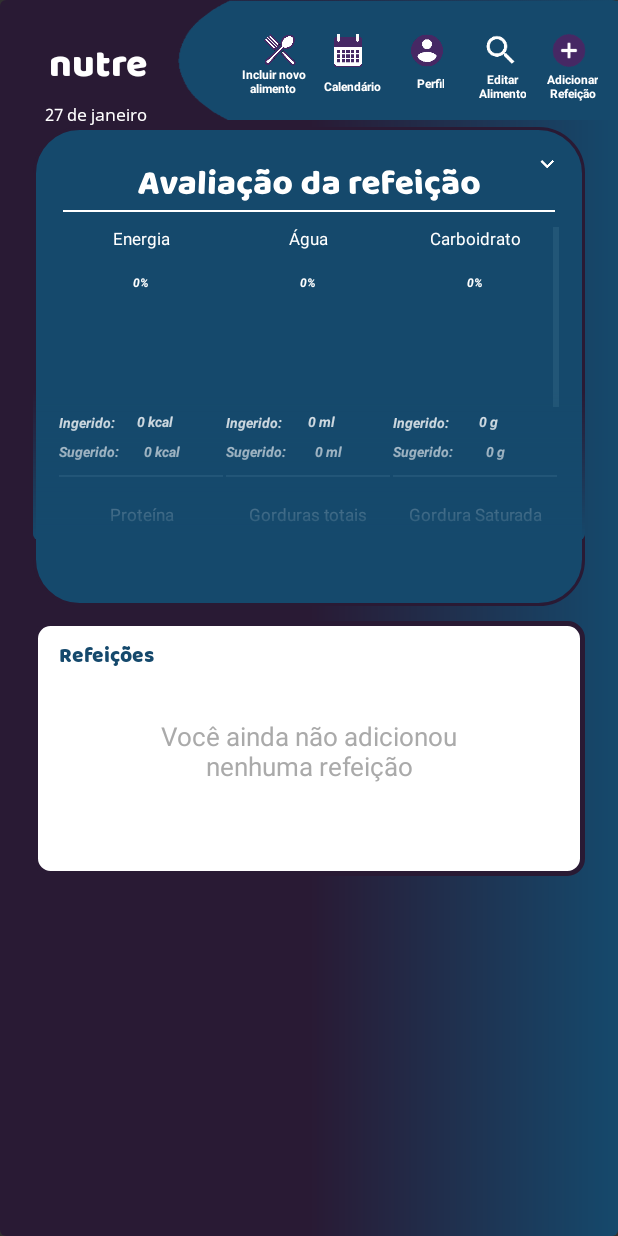
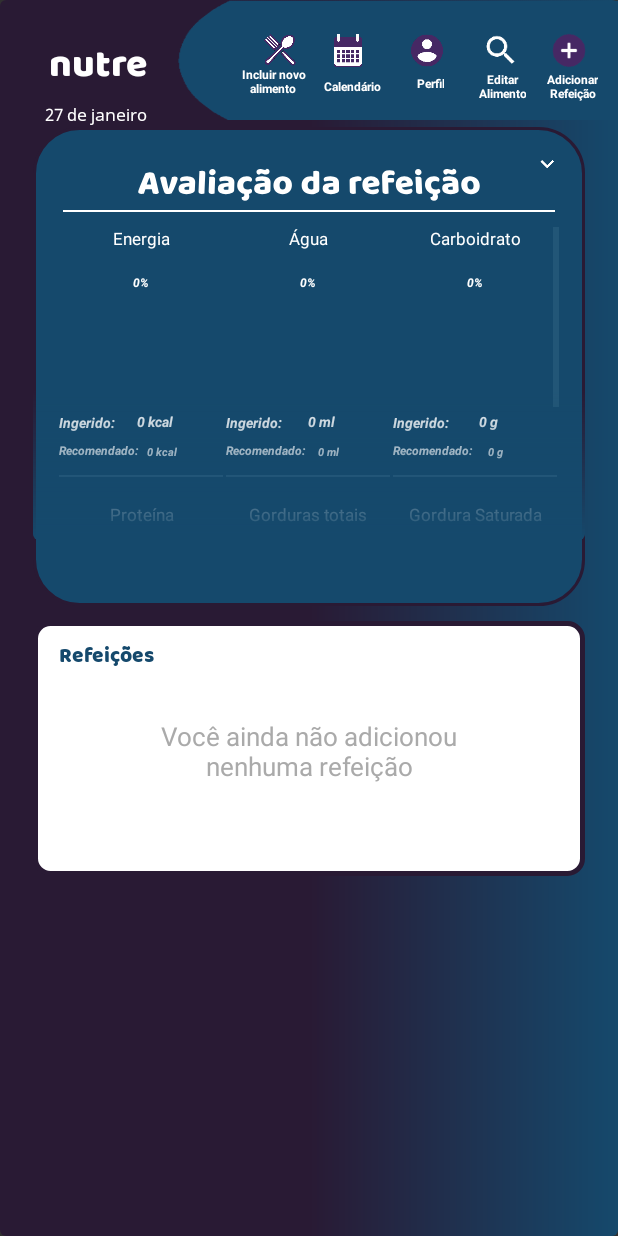
Before and after one commit to almeida1492/nutre, an Android app: the MainActivity screen opened directly, with no data from a screen before it, on a phone screen of 412 x 824 dp. Run offline under Robolectric (Android 15) with nearby library versions, the phone set to English and light mode, and no system bars; our stand-ins replace Room's generated code; libraries missing offline, so code that uses them is left out: android.arch.persistence; Roboto replaces fonts that are not available here.

Commit message:
Correções

```diff
--- a/app/src/main/java/app/example/henriqueribeirodealmeida/nutre/Adapters/SummaryAdapter.java
+++ b/app/src/main/java/app/example/henriqueribeirodealmeida/nutre/Adapters/SummaryAdapter.java
@@ -10,11 +10,11 @@ import android.widget.ArrayAdapter;
 import android.widget.ImageView;
 import android.widget.TextView;
 
-import app.example.henriqueribeirodealmeida.nutre.Entities.DailyMeal;
-import app.example.henriqueribeirodealmeida.nutre.Entities.Nutrient;
 import com.example.henriqueribeirodealmeida.nutre.R;
 
 import java.util.ArrayList;
+
+import app.example.henriqueribeirodealmeida.nutre.Entities.Nutrient;
 
 public class SummaryAdapter extends ArrayAdapter<Nutrient>{
 
@@ -46,7 +46,7 @@ public class SummaryAdapter extends ArrayAdapter<Nutrient>{
         valueView2.setText("Ingerido:");
 
         TextView suggestedValueview2 = itemView.findViewById(R.id.suggested_value2);
-        suggestedValueview2.setText("Sugerido:");
+        suggestedValueview2.setText("Recomendado:");
 
         ImageView human = itemView.findViewById(R.id.silhueta);
         human.setImageResource(nutrient.getHuman());
--- a/app/src/main/java/app/example/henriqueribeirodealmeida/nutre/MainActivity.java
+++ b/app/src/main/java/app/example/henriqueribeirodealmeida/nutre/MainActivity.java
@@ -106,8 +106,7 @@ public class  MainActivity extends AppCompatActivity {
             tempCalendarDate = year +"-"+month+"-"+day;
 
         formattedDate = Helpers.formatDate(tempCalendarDate + date.substring(10, 25), false);
-        System.out.println(month);
-        //Recebendo o dia escolhido no calendario
+
         final String CalendarDate = tempCalendarDate;
         summaryHeader.setText(formattedDate);
 
@@ -244,7 +243,6 @@ public class  MainActivity extends AppCompatActivity {
                         for (Meal meal : liveMeals) {
                             float quantity = mealQuantity.get(meal.getId());
 
-                          //  System.out.println(quantity);
 
                                 energy += meal.getEnergy() * meal.getUnityMultiplier() * quantity / 100;
                                 carbohydrate += meal.getCarbohydrate() * meal.getUnityMultiplier() * quantity / 100;
@@ -358,7 +356,7 @@ public class  MainActivity extends AppCompatActivity {
 
         summaryItems.get(2).setName("Carboidrato");
         summaryItems.get(2).setValue((int) summaryValues.getCarbohydrate());
-        summaryItems.get(2).setSuggestedValue((int) ((helper * 0.65)/4));
+        summaryItems.get(2).setSuggestedValue((int) ((helper * 0.60)/4));
         summaryItems.get(2).setMeasure(" g");
 
         summaryItems.get(3).setName("Proteína");
@@ -368,7 +366,7 @@ public class  MainActivity extends AppCompatActivity {
 
         summaryItems.get(4).setName("Gorduras totais");
         summaryItems.get(4).setValue((int) summaryValues.getTotalFat());
-        summaryItems.get(4).setSuggestedValue((int) ((helper * 0.225)/9));
+        summaryItems.get(4).setSuggestedValue((int) ((helper - (summaryItems.get(3).getSuggestedValue() * 4) - (summaryItems.get(2).getSuggestedValue() * 4))/9));
         summaryItems.get(4).setMeasure(" g");
 
         summaryItems.get(5).setName("Gordura Saturada");
@@ -403,7 +401,7 @@ public class  MainActivity extends AppCompatActivity {
 
         summaryItems.get(11).setName("Vitamina A");
         summaryItems.get(11).setValue((int) summaryValues.getVitaminA());
-        summaryItems.get(11).setSuggestedValue(600);
+        summaryItems.get(11).setSuggestedValue(800);
         summaryItems.get(11).setMeasure(" µg");
 
         summaryItems.get(12).setName("Potássio");
@@ -413,7 +411,7 @@ public class  MainActivity extends AppCompatActivity {
 
         summaryItems.get(13).setName("Magnésio");
         summaryItems.get(13).setValue((int) summaryValues.getMagnesium());
-        summaryItems.get(13).setSuggestedValue(260);
+        summaryItems.get(13).setSuggestedValue(420);
         summaryItems.get(13).setMeasure(" mg");
 
         summaryItems.get(14).setName("Tiamina");
@@ -423,12 +421,12 @@ public class  MainActivity extends AppCompatActivity {
 
         summaryItems.get(15).setName("Riboflavina");
         summaryItems.get(15).setValue((int) summaryValues.getRiboflavin());
-        summaryItems.get(15).setSuggestedValue(1.3);
+        summaryItems.get(15).setSuggestedValue(1.2);
         summaryItems.get(15).setMeasure(" mg");
 
         summaryItems.get(16).setName("Niacina");
         summaryItems.get(16).setValue((int) summaryValues.getThiamine());
-        summaryItems.get(16).setSuggestedValue(16);
+        summaryItems.get(16).setSuggestedValue(15);
         summaryItems.get(16).setMeasure(" mg");
 
     }
--- a/app/src/main/res/layout/item_summery_panel2.xml
+++ b/app/src/main/res/layout/item_summery_panel2.xml
@@ -70,9 +70,9 @@
         android:layout_marginTop="143dp"
         android:gravity="left"
         android:textColor="@color/colorWhite"
-        android:textSize="9sp"
+        android:textSize="8sp"
         android:textStyle="bold|italic"
-        tools:text="Sugerido:" />
+        tools:text="Recomendado :" />
 
 
     <TextView
@@ -85,7 +85,7 @@
         android:layout_marginTop="140dp"
         android:gravity="center"
         android:textColor="@color/colorWhite"
-        android:textSize="9sp"
+        android:textSize="7sp"
         android:textStyle="bold|italic"
         tools:text="2500 kcal" />
 
```
Also changed, not shown: app/src/main/java/app/example/henriqueribeirodealmeida/nutre/Helpers.java (+0 -20 lines).
